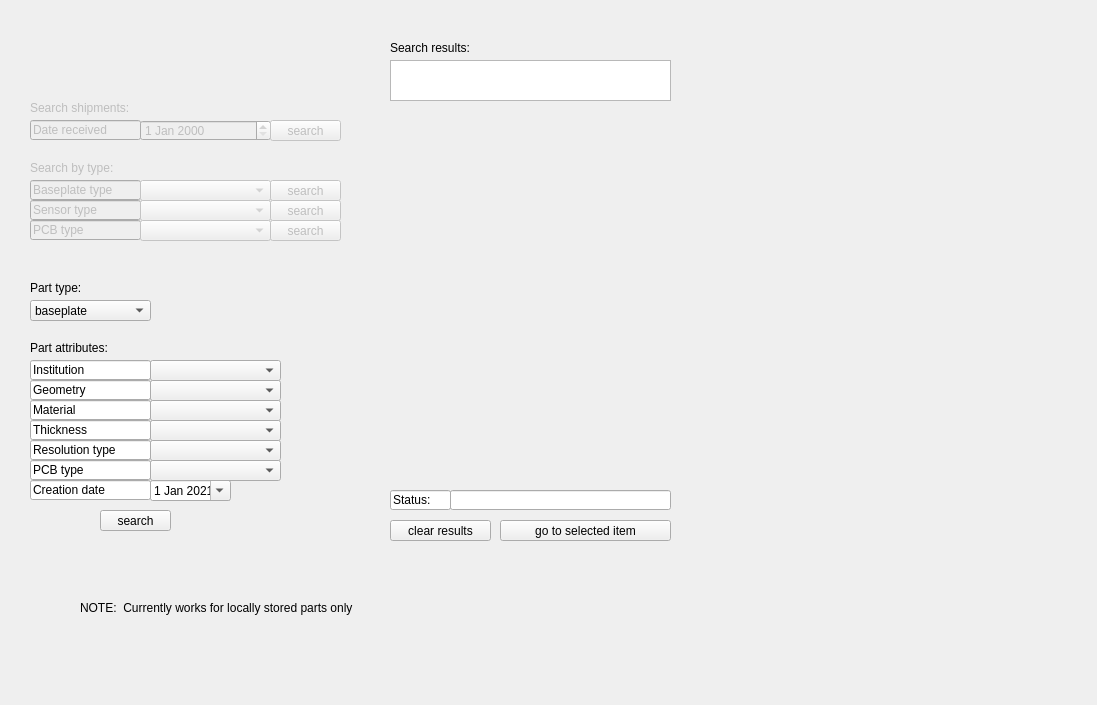
This is pages_ui/search.ui in IncandelaLab/SharedUI as Qt 5 draws it before an edit. The edited form follows.
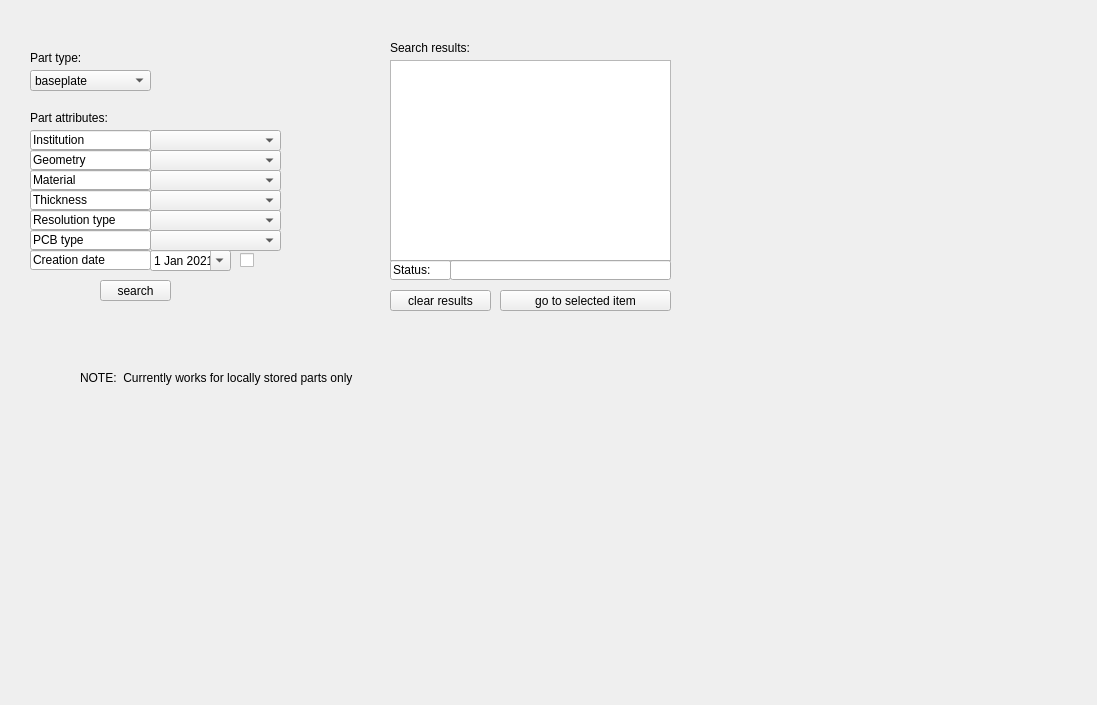
This is the edited form.

Commit message: Prepare search page, add some vars to upload xml files

Patch:
```diff
--- a/pages_ui/search.ui
+++ b/pages_ui/search.ui
@@ -19,7 +19,7 @@
      <x>390</x>
      <y>60</y>
      <width>281</width>
-     <height>41</height>
+     <height>201</height>
     </rect>
    </property>
   </widget>
@@ -27,7 +27,7 @@
    <property name="geometry">
     <rect>
      <x>500</x>
-     <y>520</y>
+     <y>290</y>
      <width>171</width>
      <height>21</height>
     </rect>
@@ -49,84 +49,11 @@
     <string>Search results:</string>
    </property>
   </widget>
-  <widget class="QLabel" name="label_2">
-   <property name="enabled">
-    <bool>false</bool>
-   </property>
-   <property name="geometry">
-    <rect>
-     <x>30</x>
-     <y>160</y>
-     <width>191</width>
-     <height>16</height>
-    </rect>
-   </property>
-   <property name="text">
-    <string>Search by type:</string>
-   </property>
-  </widget>
-  <widget class="QLineEdit" name="lineEdit_8">
-   <property name="enabled">
-    <bool>false</bool>
-   </property>
-   <property name="geometry">
-    <rect>
-     <x>30</x>
-     <y>220</y>
-     <width>111</width>
-     <height>20</height>
-    </rect>
-   </property>
-   <property name="text">
-    <string>PCB type</string>
-   </property>
-   <property name="readOnly">
-    <bool>true</bool>
-   </property>
-  </widget>
-  <widget class="QLineEdit" name="lineEdit_9">
-   <property name="enabled">
-    <bool>false</bool>
-   </property>
-   <property name="geometry">
-    <rect>
-     <x>30</x>
-     <y>200</y>
-     <width>111</width>
-     <height>20</height>
-    </rect>
-   </property>
-   <property name="text">
-    <string>Sensor type</string>
-   </property>
-   <property name="readOnly">
-    <bool>true</bool>
-   </property>
-  </widget>
-  <widget class="QLineEdit" name="lineEdit_10">
-   <property name="enabled">
-    <bool>false</bool>
-   </property>
-   <property name="geometry">
-    <rect>
-     <x>30</x>
-     <y>180</y>
-     <width>111</width>
-     <height>20</height>
-    </rect>
-   </property>
-   <property name="text">
-    <string>Baseplate type</string>
-   </property>
-   <property name="readOnly">
-    <bool>true</bool>
-   </property>
-  </widget>
   <widget class="QPushButton" name="pbSearch">
    <property name="geometry">
     <rect>
      <x>100</x>
-     <y>510</y>
+     <y>280</y>
      <width>71</width>
      <height>21</height>
     </rect>
@@ -135,159 +62,11 @@
     <string>search</string>
    </property>
   </widget>
-  <widget class="QPushButton" name="pbSearchBType">
-   <property name="enabled">
-    <bool>false</bool>
-   </property>
-   <property name="geometry">
-    <rect>
-     <x>270</x>
-     <y>180</y>
-     <width>71</width>
-     <height>21</height>
-    </rect>
-   </property>
-   <property name="text">
-    <string>search</string>
-   </property>
-  </widget>
-  <widget class="QPushButton" name="pbSearchSType">
-   <property name="enabled">
-    <bool>false</bool>
-   </property>
-   <property name="geometry">
-    <rect>
-     <x>270</x>
-     <y>200</y>
-     <width>71</width>
-     <height>21</height>
-    </rect>
-   </property>
-   <property name="text">
-    <string>search</string>
-   </property>
-  </widget>
-  <widget class="QPushButton" name="pbSearchPType">
-   <property name="enabled">
-    <bool>false</bool>
-   </property>
-   <property name="geometry">
-    <rect>
-     <x>270</x>
-     <y>220</y>
-     <width>71</width>
-     <height>21</height>
-    </rect>
-   </property>
-   <property name="text">
-    <string>search</string>
-   </property>
-  </widget>
-  <widget class="QLineEdit" name="lineEdit_12">
-   <property name="enabled">
-    <bool>false</bool>
-   </property>
-   <property name="geometry">
-    <rect>
-     <x>30</x>
-     <y>120</y>
-     <width>111</width>
-     <height>20</height>
-    </rect>
-   </property>
-   <property name="text">
-    <string>Date received</string>
-   </property>
-   <property name="readOnly">
-    <bool>true</bool>
-   </property>
-  </widget>
-  <widget class="QDateEdit" name="dReceived">
-   <property name="enabled">
-    <bool>false</bool>
-   </property>
-   <property name="geometry">
-    <rect>
-     <x>140</x>
-     <y>120</y>
-     <width>131</width>
-     <height>21</height>
-    </rect>
-   </property>
-  </widget>
-  <widget class="QPushButton" name="pbSearchRecDate">
-   <property name="enabled">
-    <bool>false</bool>
-   </property>
-   <property name="geometry">
-    <rect>
-     <x>270</x>
-     <y>120</y>
-     <width>71</width>
-     <height>21</height>
-    </rect>
-   </property>
-   <property name="text">
-    <string>search</string>
-   </property>
-  </widget>
-  <widget class="QLabel" name="label_5">
-   <property name="enabled">
-    <bool>false</bool>
-   </property>
-   <property name="geometry">
-    <rect>
-     <x>30</x>
-     <y>100</y>
-     <width>191</width>
-     <height>16</height>
-    </rect>
-   </property>
-   <property name="text">
-    <string>Search shipments:</string>
-   </property>
-  </widget>
-  <widget class="QComboBox" name="cbSType">
-   <property name="enabled">
-    <bool>false</bool>
-   </property>
-   <property name="geometry">
-    <rect>
-     <x>140</x>
-     <y>200</y>
-     <width>131</width>
-     <height>21</height>
-    </rect>
-   </property>
-   <property name="currentIndex">
-    <number>-1</number>
-   </property>
-   <item>
-    <property name="text">
-     <string>100 um</string>
-    </property>
-   </item>
-   <item>
-    <property name="text">
-     <string>200 um</string>
-    </property>
-   </item>
-   <item>
-    <property name="text">
-     <string>300 um</string>
-    </property>
-   </item>
-   <item>
-    <property name="text">
-     <string>500 um</string>
-    </property>
-   </item>
-  </widget>
   <widget class="QLineEdit" name="leStatus">
    <property name="geometry">
     <rect>
      <x>450</x>
-     <y>490</y>
+     <y>260</y>
      <width>221</width>
      <height>20</height>
     </rect>
@@ -303,7 +82,7 @@
    <property name="geometry">
     <rect>
      <x>390</x>
-     <y>490</y>
+     <y>260</y>
      <width>61</width>
      <height>20</height>
     </rect>
@@ -315,91 +94,11 @@
     <bool>true</bool>
    </property>
   </widget>
-  <widget class="QComboBox" name="cbBType">
-   <property name="enabled">
-    <bool>false</bool>
-   </property>
-   <property name="geometry">
-    <rect>
-     <x>140</x>
-     <y>180</y>
-     <width>131</width>
-     <height>21</height>
-    </rect>
-   </property>
-   <property name="currentIndex">
-    <number>-1</number>
-   </property>
-   <item>
-    <property name="text">
-     <string>CuW</string>
-    </property>
-   </item>
-   <item>
-    <property name="text">
-     <string>PCB</string>
-    </property>
-   </item>
-  </widget>
-  <widget class="QComboBox" name="cbPType">
-   <property name="enabled">
-    <bool>false</bool>
-   </property>
-   <property name="geometry">
-    <rect>
-     <x>140</x>
-     <y>220</y>
-     <width>131</width>
-     <height>21</height>
-    </rect>
-   </property>
-   <property name="currentText">
-    <string/>
-   </property>
-   <property name="currentIndex">
-    <number>-1</number>
-   </property>
-   <item>
-    <property name="text">
-     <string>HGCROCV1</string>
-    </property>
-   </item>
-   <item>
-    <property name="text">
-     <string>HGCROCV2</string>
-    </property>
-   </item>
-   <item>
-    <property name="text">
-     <string>HGCROCV3</string>
-    </property>
-   </item>
-   <item>
-    <property name="text">
-     <string>SKIROCV1</string>
-    </property>
-   </item>
-   <item>
-    <property name="text">
-     <string>SKIROCV2</string>
-    </property>
-   </item>
-   <item>
-    <property name="text">
-     <string>SKIROCV3</string>
-    </property>
-   </item>
-   <item>
-    <property name="text">
-     <string>HGCROC dummy</string>
-    </property>
-   </item>
-  </widget>
   <widget class="QPushButton" name="pbClearResults">
    <property name="geometry">
     <rect>
      <x>390</x>
-     <y>520</y>
+     <y>290</y>
      <width>101</width>
      <height>21</height>
     </rect>
@@ -412,7 +111,7 @@
    <property name="geometry">
     <rect>
      <x>80</x>
-     <y>600</y>
+     <y>370</y>
      <width>351</width>
      <height>16</height>
     </rect>
@@ -425,7 +124,7 @@
    <property name="geometry">
     <rect>
      <x>30</x>
-     <y>340</y>
+     <y>110</y>
      <width>111</width>
      <height>16</height>
     </rect>
@@ -438,14 +137,19 @@
    <property name="geometry">
     <rect>
      <x>150</x>
-     <y>360</y>
+     <y>130</y>
      <width>131</width>
      <height>21</height>
     </rect>
    </property>
    <property name="currentIndex">
-    <number>-1</number>
+    <number>0</number>
    </property>
+   <item>
+    <property name="text">
+     <string/>
+    </property>
+   </item>
    <item>
     <property name="text">
      <string>CERN</string>
@@ -481,7 +185,7 @@
    <property name="geometry">
     <rect>
      <x>30</x>
-     <y>360</y>
+     <y>130</y>
      <width>121</width>
      <height>20</height>
     </rect>
@@ -497,14 +201,19 @@
    <property name="geometry">
     <rect>
      <x>150</x>
-     <y>380</y>
+     <y>150</y>
      <width>131</width>
      <height>21</height>
     </rect>
    </property>
    <property name="currentIndex">
-    <number>-1</number>
+    <number>0</number>
    </property>
+   <item>
+    <property name="text">
+     <string/>
+    </property>
+   </item>
    <item>
     <property name="text">
      <string>full</string>
@@ -545,7 +254,7 @@
    <property name="geometry">
     <rect>
      <x>30</x>
-     <y>380</y>
+     <y>150</y>
      <width>121</width>
      <height>20</height>
     </rect>
@@ -561,7 +270,7 @@
    <property name="geometry">
     <rect>
      <x>30</x>
-     <y>280</y>
+     <y>50</y>
      <width>111</width>
      <height>16</height>
     </rect>
@@ -574,7 +283,7 @@
    <property name="geometry">
     <rect>
      <x>30</x>
-     <y>300</y>
+     <y>70</y>
      <width>121</width>
      <height>21</height>
     </rect>
@@ -612,14 +321,19 @@
    <property name="geometry">
     <rect>
      <x>150</x>
-     <y>400</y>
+     <y>170</y>
      <width>131</width>
      <height>21</height>
     </rect>
    </property>
    <property name="currentIndex">
-    <number>-1</number>
+    <number>0</number>
    </property>
+   <item>
+    <property name="text">
+     <string/>
+    </property>
+   </item>
    <item>
     <property name="text">
      <string>CuW</string>
@@ -635,7 +349,7 @@
    <property name="geometry">
     <rect>
      <x>30</x>
-     <y>400</y>
+     <y>170</y>
      <width>121</width>
      <height>20</height>
     </rect>
@@ -651,14 +365,19 @@
    <property name="geometry">
     <rect>
      <x>150</x>
-     <y>440</y>
+     <y>210</y>
      <width>131</width>
      <height>21</height>
     </rect>
    </property>
    <property name="currentIndex">
-    <number>-1</number>
+    <number>0</number>
    </property>
+   <item>
+    <property name="text">
+     <string/>
+    </property>
+   </item>
    <item>
     <property name="text">
      <string>HD</string>
@@ -674,17 +393,22 @@
    <property name="geometry">
     <rect>
      <x>150</x>
-     <y>420</y>
+     <y>190</y>
      <width>131</width>
      <height>21</height>
     </rect>
    </property>
    <property name="currentIndex">
-    <number>-1</number>
+    <number>0</number>
    </property>
    <item>
     <property name="text">
-     <string>100 um</string>
+     <string/>
+    </property>
+   </item>
+   <item>
+    <property name="text">
+     <string>120 um</string>
     </property>
    </item>
    <item>
@@ -707,7 +431,7 @@
    <property name="geometry">
     <rect>
      <x>30</x>
-     <y>420</y>
+     <y>190</y>
      <width>121</width>
      <height>20</height>
     </rect>
@@ -723,7 +447,7 @@
    <property name="geometry">
     <rect>
      <x>30</x>
-     <y>440</y>
+     <y>210</y>
      <width>121</width>
      <height>20</height>
     </rect>
@@ -742,7 +466,7 @@
    <property name="geometry">
     <rect>
      <x>150</x>
-     <y>480</y>
+     <y>250</y>
      <width>81</width>
      <height>21</height>
     </rect>
@@ -762,7 +486,7 @@
    <property name="geometry">
     <rect>
      <x>30</x>
-     <y>480</y>
+     <y>250</y>
      <width>121</width>
      <height>20</height>
     </rect>
@@ -778,7 +502,7 @@
    <property name="geometry">
     <rect>
      <x>150</x>
-     <y>460</y>
+     <y>230</y>
      <width>131</width>
      <height>21</height>
     </rect>
@@ -787,8 +511,13 @@
     <string/>
    </property>
    <property name="currentIndex">
-    <number>-1</number>
+    <number>0</number>
    </property>
+   <item>
+    <property name="text">
+     <string/>
+    </property>
+   </item>
    <item>
     <property name="text">
      <string>HGCROCV1</string>
@@ -829,7 +558,7 @@
    <property name="geometry">
     <rect>
      <x>30</x>
-     <y>460</y>
+     <y>230</y>
      <width>121</width>
      <height>20</height>
     </rect>
@@ -841,6 +570,19 @@
     <bool>true</bool>
    </property>
   </widget>
+  <widget class="QCheckBox" name="ckUseDate">
+   <property name="geometry">
+    <rect>
+     <x>240</x>
+     <y>250</y>
+     <width>21</width>
+     <height>21</height>
+    </rect>
+   </property>
+   <property name="text">
+    <string/>
+   </property>
+  </widget>
  </widget>
  <resources/>
  <connections/>
```
Left out of the diff: 5 changed lines with no effect on the pictures. The commit also changes 9 other files.
